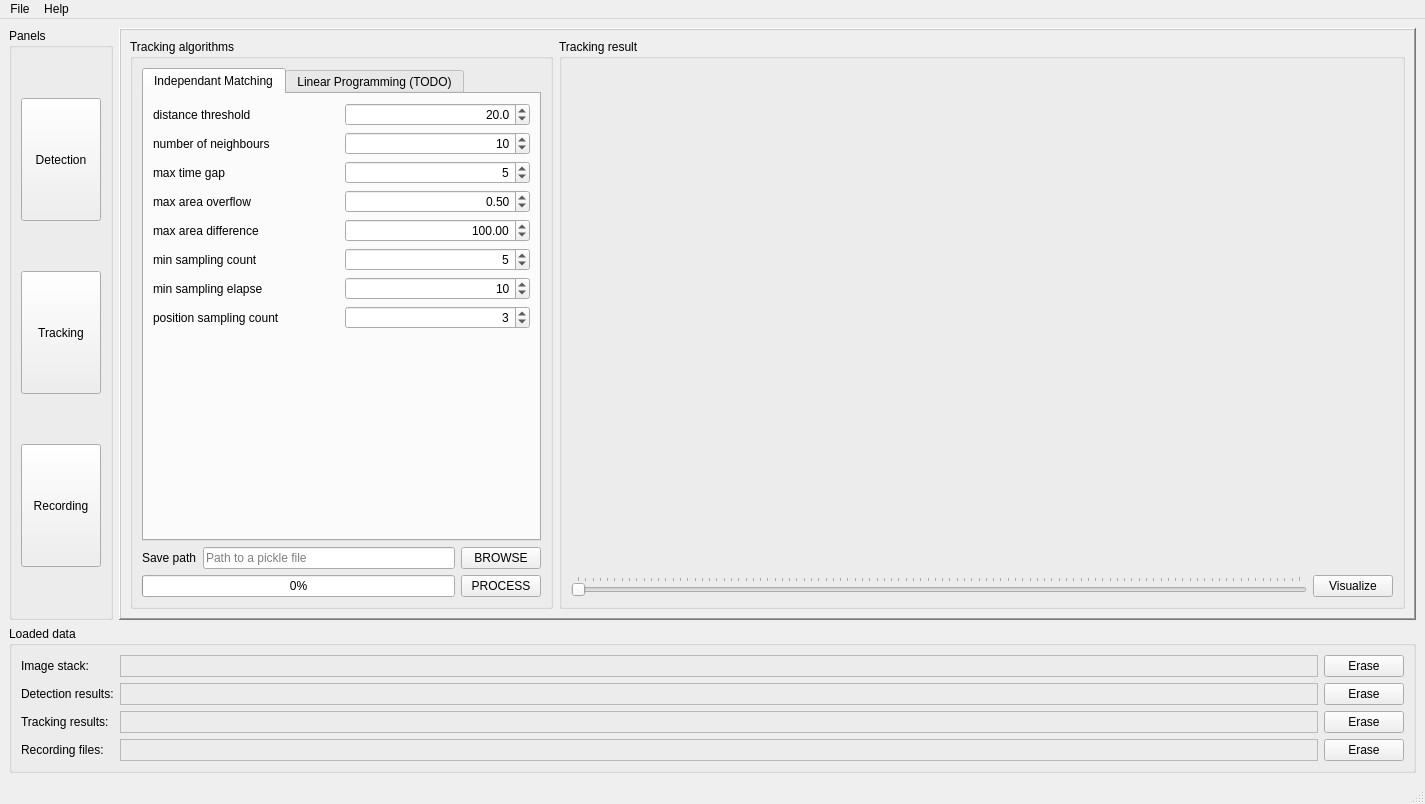
First picture: the form in crystal_tracer/gui/main.ui, repository zzhmark/CrystalTracer, before the edit.
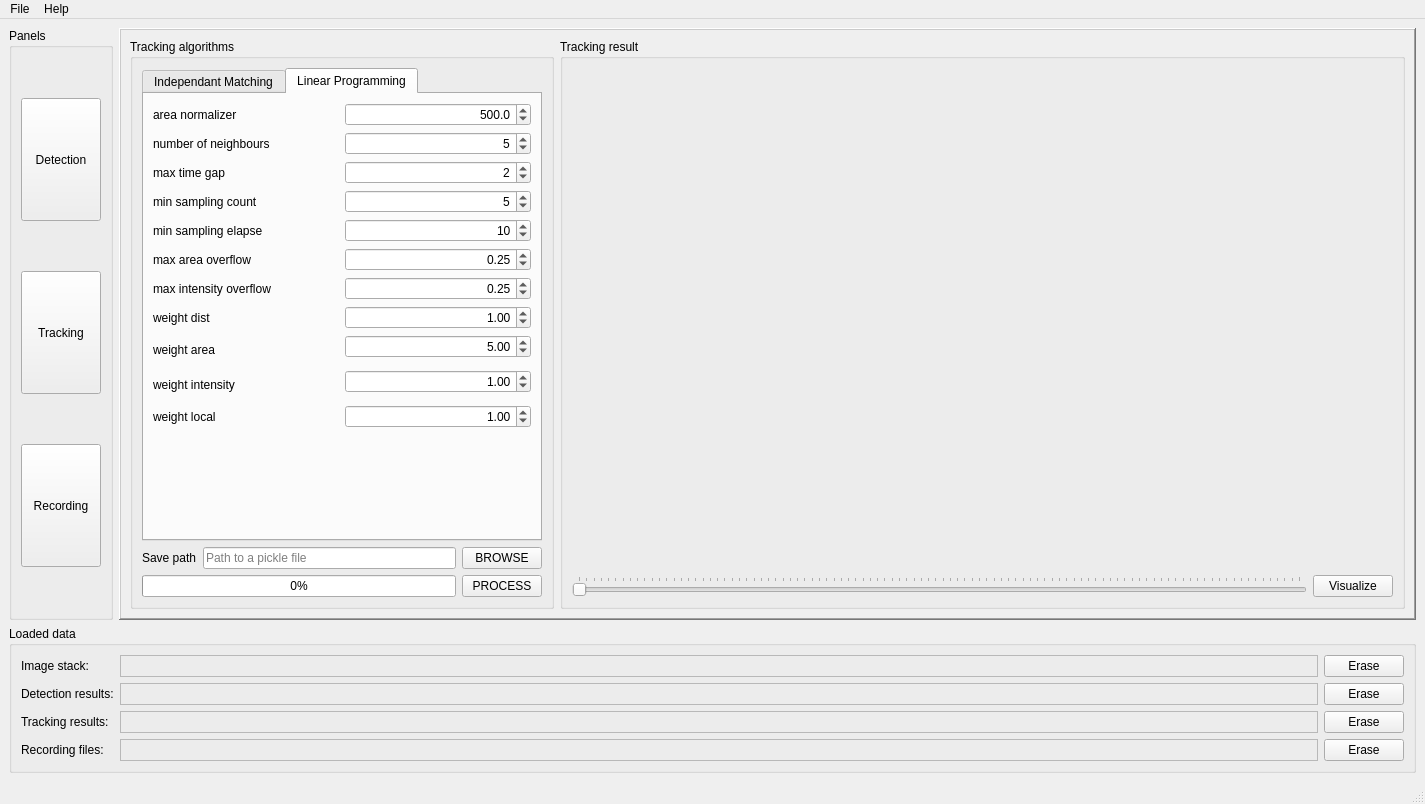
Second picture: the form after the edit. The open tabs and pages were chosen to show the change.

Patch:
```diff
--- a/crystal_tracer/gui/main.ui
+++ b/crystal_tracer/gui/main.ui
@@ -678,13 +678,29 @@
              <item>
               <widget class="QTabWidget" name="track_algorithms">
                <property name="currentIndex">
-                <number>0</number>
+                <number>1</number>
                </property>
                <widget class="QWidget" name="tab">
                 <attribute name="title">
                  <string>Independant Matching</string>
                 </attribute>
                 <layout class="QGridLayout" name="gridLayout_3">
+                 <item row="5" column="1">
+                  <widget class="QDoubleSpinBox" name="area_overflow">
+                   <property name="alignment">
+                    <set>Qt::AlignRight|Qt::AlignTrailing|Qt::AlignVCenter</set>
+                   </property>
+                   <property name="maximum">
+                    <double>1.000000000000000</double>
+                   </property>
+                   <property name="stepType">
+                    <enum>QAbstractSpinBox::AdaptiveDecimalStepType</enum>
+                   </property>
+                   <property name="value">
+                    <double>0.250000000000000</double>
+                   </property>
+                  </widget>
+                 </item>
                  <item row="0" column="1">
                   <widget class="QDoubleSpinBox" name="dist_thr">
                    <property name="alignment">
@@ -693,15 +709,48 @@
                    <property name="decimals">
                     <number>1</number>
                    </property>
+                   <property name="maximum">
+                    <double>1000.000000000000000</double>
+                   </property>
                    <property name="stepType">
                     <enum>QAbstractSpinBox::AdaptiveDecimalStepType</enum>
                    </property>
                    <property name="value">
-                    <double>20.000000000000000</double>
+                    <double>500.000000000000000</double>
                    </property>
                   </widget>
                  </item>
-                 <item row="6" column="1">
+                 <item row="0" column="0">
+                  <widget class="QLabel" name="label_13">
+                   <property name="toolTip">
+                    <string>max area as a normalizer</string>
+                   </property>
+                   <property name="text">
+                    <string>area normalizer</string>
+                   </property>
+                  </widget>
+                 </item>
+                 <item row="3" column="0">
+                  <widget class="QLabel" name="label_18">
+                   <property name="toolTip">
+                    <string>min No. of points for area fitting</string>
+                   </property>
+                   <property name="text">
+                    <string>min sampling count</string>
+                   </property>
+                  </widget>
+                 </item>
+                 <item row="4" column="0">
+                  <widget class="QLabel" name="label_19">
+                   <property name="toolTip">
+                    <string>min elapse of time for area fitting</string>
+                   </property>
+                   <property name="text">
+                    <string>min sampling elapse</string>
+                   </property>
+                  </widget>
+                 </item>
+                 <item row="4" column="1">
                   <widget class="QSpinBox" name="min_sampling_elapse">
                    <property name="alignment">
                     <set>Qt::AlignRight|Qt::AlignTrailing|Qt::AlignVCenter</set>
@@ -717,13 +766,33 @@
                    </property>
                   </widget>
                  </item>
-                 <item row="4" column="0">
+                 <item row="5" column="0">
+                  <widget class="QLabel" name="label_16">
+                   <property name="toolTip">
+                    <string>&lt;html&gt;&lt;head/&gt;&lt;body&gt;&lt;p&gt;Max allowed area change in ratio, to keep the area change stable. The reference area is predicted linearly.&lt;/p&gt;&lt;/body&gt;&lt;/html&gt;</string>
+                   </property>
+                   <property name="text">
+                    <string>max area overflow</string>
+                   </property>
+                  </widget>
+                 </item>
+                 <item row="2" column="1">
+                  <widget class="QSpinBox" name="time_gap">
+                   <property name="alignment">
+                    <set>Qt::AlignRight|Qt::AlignTrailing|Qt::AlignVCenter</set>
+                   </property>
+                   <property name="value">
+                    <number>2</number>
+                   </property>
+                  </widget>
+                 </item>
+                 <item row="6" column="0">
                   <widget class="QLabel" name="label_17">
                    <property name="toolTip">
                     <string>max area difference in pixel</string>
                    </property>
                    <property name="text">
-                    <string>max area difference</string>
+                    <string>max intensity overflow</string>
                    </property>
                   </widget>
                  </item>
@@ -733,11 +802,34 @@
                     <string>the radius range for match the crystal</string>
                    </property>
                    <property name="text">
-                    <string>distance threshold</string>
+                    <string>number of neighbours</string>
                    </property>
                   </widget>
                  </item>
-                 <item row="8" column="0" colspan="2">
+                 <item row="2" column="0">
+                  <widget class="QLabel" name="label_15">
+                   <property name="toolTip">
+                    <string>max time gap allowed in the track</string>
+                   </property>
+                   <property name="text">
+                    <string>max time gap</string>
+                   </property>
+                  </widget>
+                 </item>
+                 <item row="3" column="1">
+                  <widget class="QSpinBox" name="min_sampling_count">
+                   <property name="alignment">
+                    <set>Qt::AlignRight|Qt::AlignTrailing|Qt::AlignVCenter</set>
+                   </property>
+                   <property name="minimum">
+                    <number>1</number>
+                   </property>
+                   <property name="value">
+                    <number>5</number>
+                   </property>
+                  </widget>
+                 </item>
+                 <item row="7" column="0" colspan="2">
                   <spacer name="verticalSpacer">
                    <property name="orientation">
                     <enum>Qt::Vertical</enum>
@@ -750,52 +842,109 @@
                    </property>
                   </spacer>
                  </item>
-                 <item row="3" column="0">
-                  <widget class="QLabel" name="label_16">
-                   <property name="toolTip">
-                    <string>max area difference in ratio</string>
-                   </property>
-                   <property name="text">
-                    <string>max area overflow</string>
-                   </property>
-                  </widget>
-                 </item>
-                 <item row="5" column="1">
-                  <widget class="QSpinBox" name="min_sampling_count">
-                   <property name="alignment">
-                    <set>Qt::AlignRight|Qt::AlignTrailing|Qt::AlignVCenter</set>
-                   </property>
-                   <property name="minimum">
-                    <number>1</number>
-                   </property>
-                   <property name="value">
-                    <number>5</number>
-                   </property>
-                  </widget>
-                 </item>
-                 <item row="6" column="0">
-                  <widget class="QLabel" name="label_19">
-                   <property name="toolTip">
-                    <string>min elapse of time for area fitting</string>
-                   </property>
-                   <property name="text">
-                    <string>min sampling elapse</string>
-                   </property>
-                  </widget>
-                 </item>
                  <item row="1" column="1">
                   <widget class="QSpinBox" name="nn">
                    <property name="alignment">
                     <set>Qt::AlignRight|Qt::AlignTrailing|Qt::AlignVCenter</set>
                    </property>
                    <property name="minimum">
+                    <number>1</number>
+                   </property>
+                   <property name="value">
                     <number>5</number>
+                   </property>
+                  </widget>
+                 </item>
+                </layout>
+               </widget>
+               <widget class="QWidget" name="LP">
+                <attribute name="title">
+                 <string>Linear Programming</string>
+                </attribute>
+                <layout class="QGridLayout" name="gridLayout_4">
+                 <item row="6" column="0">
+                  <widget class="QLabel" name="label_33">
+                   <property name="toolTip">
+                    <string>&lt;html&gt;&lt;head/&gt;&lt;body&gt;&lt;p&gt;Max allowed area change in ratio, to keep the area change stable. The reference area is predicted linearly.&lt;/p&gt;&lt;/body&gt;&lt;/html&gt;</string>
+                   </property>
+                   <property name="text">
+                    <string>max area overflow</string>
+                   </property>
+                  </widget>
+                 </item>
+                 <item row="17" column="1">
+                  <widget class="QDoubleSpinBox" name="w_local">
+                   <property name="alignment">
+                    <set>Qt::AlignRight|Qt::AlignTrailing|Qt::AlignVCenter</set>
+                   </property>
+                   <property name="maximum">
+                    <double>1000.000000000000000</double>
+                   </property>
+                   <property name="stepType">
+                    <enum>QAbstractSpinBox::AdaptiveDecimalStepType</enum>
+                   </property>
+                   <property name="value">
+                    <double>1.000000000000000</double>
+                   </property>
+                  </widget>
+                 </item>
+                 <item row="5" column="1">
+                  <widget class="QSpinBox" name="min_sampling_elapse_slave">
+                   <property name="sizePolicy">
+                    <sizepolicy hsizetype="Expanding" vsizetype="Fixed">
+                     <horstretch>0</horstretch>
+                     <verstretch>0</verstretch>
+                    </sizepolicy>
+                   </property>
+                   <property name="alignment">
+                    <set>Qt::AlignRight|Qt::AlignTrailing|Qt::AlignVCenter</set>
+                   </property>
+                   <property name="minimum">
+                    <number>1</number>
+                   </property>
+                   <property name="maximum">
+                    <number>1000</number>
                    </property>
                    <property name="value">
                     <number>10</number>
                    </property>
                   </widget>
                  </item>
+                 <item row="6" column="1">
+                  <widget class="QDoubleSpinBox" name="area_overflow_slave">
+                   <property name="alignment">
+                    <set>Qt::AlignRight|Qt::AlignTrailing|Qt::AlignVCenter</set>
+                   </property>
+                   <property name="maximum">
+                    <double>1.000000000000000</double>
+                   </property>
+                   <property name="stepType">
+                    <enum>QAbstractSpinBox::AdaptiveDecimalStepType</enum>
+                   </property>
+                   <property name="value">
+                    <double>0.250000000000000</double>
+                   </property>
+                  </widget>
+                 </item>
+                 <item row="4" column="1">
+                  <widget class="QSpinBox" name="min_sampling_count_slave">
+                   <property name="sizePolicy">
+                    <sizepolicy hsizetype="Expanding" vsizetype="Fixed">
+                     <horstretch>0</horstretch>
+                     <verstretch>0</verstretch>
+                    </sizepolicy>
+                   </property>
+                   <property name="alignment">
+                    <set>Qt::AlignRight|Qt::AlignTrailing|Qt::AlignVCenter</set>
+                   </property>
+                   <property name="minimum">
+                    <number>1</number>
+                   </property>
+                   <property name="value">
+                    <number>5</number>
+                   </property>
+                  </widget>
+                 </item>
                  <item row="1" column="0">
                   <widget class="QLabel" name="label_14">
                    <property name="toolTip">
@@ -806,26 +955,16 @@
                    </property>
                   </widget>
                  </item>
-                 <item row="5" column="0">
-                  <widget class="QLabel" name="label_18">
-                   <property name="toolTip">
-                    <string>min No. of points for area fitting</string>
-                   </property>
-                   <property name="text">
-                    <string>min sampling count</string>
-                   </property>
-                  </widget>
-                 </item>
-                 <item row="3" column="1">
-                  <widget class="QDoubleSpinBox" name="area_overflow">
+                 <item row="1" column="1">
+                  <widget class="QSpinBox" name="nn_slave">
                    <property name="alignment">
                     <set>Qt::AlignRight|Qt::AlignTrailing|Qt::AlignVCenter</set>
                    </property>
-                   <property name="stepType">
-                    <enum>QAbstractSpinBox::AdaptiveDecimalStepType</enum>
+                   <property name="minimum">
+                    <number>1</number>
                    </property>
                    <property name="value">
-                    <double>0.500000000000000</double>
+                    <number>5</number>
                    </property>
                   </widget>
                  </item>
@@ -839,65 +978,221 @@
                    </property>
                   </widget>
                  </item>
-                 <item row="2" column="1">
-                  <widget class="QSpinBox" name="time_gap">
-                   <property name="alignment">
-                    <set>Qt::AlignRight|Qt::AlignTrailing|Qt::AlignVCenter</set>
+                 <item row="4" column="0">
+                  <widget class="QLabel" name="label_31">
+                   <property name="sizePolicy">
+                    <sizepolicy hsizetype="Expanding" vsizetype="Preferred">
+                     <horstretch>0</horstretch>
+                     <verstretch>0</verstretch>
+                    </sizepolicy>
                    </property>
-                   <property name="value">
-                    <number>5</number>
+                   <property name="toolTip">
+                    <string>min No. of points for area fitting</string>
                    </property>
+                   <property name="text">
+                    <string>min sampling count</string>
+                   </property>
                   </widget>
                  </item>
-                 <item row="4" column="1">
-                  <widget class="QDoubleSpinBox" name="area_diff">
-                   <property name="alignment">
-                    <set>Qt::AlignRight|Qt::AlignTrailing|Qt::AlignVCenter</set>
+                 <item row="15" column="0" rowspan="2">
+                  <widget class="QLabel" name="label_36">
+                   <property name="toolTip">
+                    <string>&lt;html&gt;&lt;head/&gt;&lt;body&gt;&lt;p&gt;Max allowed area change in ratio, to keep the area change stable. The reference area is predicted linearly.&lt;/p&gt;&lt;/body&gt;&lt;/html&gt;</string>
                    </property>
-                   <property name="maximum">
-                    <double>1000.000000000000000</double>
+                   <property name="text">
+                    <string>weight intensity</string>
                    </property>
-                   <property name="stepType">
-                    <enum>QAbstractSpinBox::AdaptiveDecimalStepType</enum>
-                   </property>
-                   <property name="value">
-                    <double>100.000000000000000</double>
-                   </property>
                   </widget>
                  </item>
-                 <item row="7" column="0">
+                 <item row="5" column="0">
                   <widget class="QLabel" name="label_29">
+                   <property name="sizePolicy">
+                    <sizepolicy hsizetype="Expanding" vsizetype="Preferred">
+                     <horstretch>0</horstretch>
+                     <verstretch>0</verstretch>
+                    </sizepolicy>
+                   </property>
                    <property name="toolTip">
                     <string>No. of points for predicting position</string>
                    </property>
                    <property name="text">
-                    <string>position sampling count</string>
+                    <string>min sampling elapse</string>
+                   </property>
+                  </widget>
+                 </item>
+                 <item row="13" column="0" rowspan="2">
+                  <widget class="QLabel" name="label_38">
+                   <property name="sizePolicy">
+                    <sizepolicy hsizetype="Expanding" vsizetype="Preferred">
+                     <horstretch>0</horstretch>
+                     <verstretch>0</verstretch>
+                    </sizepolicy>
+                   </property>
+                   <property name="toolTip">
+                    <string>min elapse of time for area fitting</string>
+                   </property>
+                   <property name="text">
+                    <string>weight area</string>
+                   </property>
+                  </widget>
+                 </item>
+                 <item row="18" column="0" colspan="2">
+                  <spacer name="verticalSpacer_3">
+                   <property name="orientation">
+                    <enum>Qt::Vertical</enum>
+                   </property>
+                   <property name="sizeHint" stdset="0">
+                    <size>
+                     <width>378</width>
+                     <height>127</height>
+                    </size>
+                   </property>
+                  </spacer>
+                 </item>
+                 <item row="0" column="1">
+                  <widget class="QDoubleSpinBox" name="area_norm_slave">
+                   <property name="alignment">
+                    <set>Qt::AlignRight|Qt::AlignTrailing|Qt::AlignVCenter</set>
+                   </property>
+                   <property name="decimals">
+                    <number>1</number>
+                   </property>
+                   <property name="maximum">
+                    <double>1000.000000000000000</double>
+                   </property>
+                   <property name="stepType">
+                    <enum>QAbstractSpinBox::AdaptiveDecimalStepType</enum>
+                   </property>
+                   <property name="value">
+                    <double>500.000000000000000</double>
+                   </property>
+                  </widget>
+                 </item>
+                 <item row="9" column="0">
+                  <widget class="QLabel" name="label_39">
+                   <property name="sizePolicy">
+                    <sizepolicy hsizetype="Expanding" vsizetype="Preferred">
+                     <horstretch>0</horstretch>
+                     <verstretch>0</verstretch>
+                    </sizepolicy>
+                   </property>
+                   <property name="toolTip">
+                    <string>min No. of points for area fitting</string>
+                   </property>
+                   <property name="text">
+                    <string>weight dist</string>
+                   </property>
+                  </widget>
+                 </item>
+                 <item row="17" column="0">
+                  <widget class="QLabel" name="label_37">
+                   <property name="toolTip">
+                    <string>&lt;html&gt;&lt;head/&gt;&lt;body&gt;&lt;p&gt;Max allowed intensity change in ratio, to keep the crystal intensity stable. The reference intensity is predicted linearly.&lt;/p&gt;&lt;/body&gt;&lt;/html&gt;</string>
+                   </property>
+                   <property name="text">
+                    <string>weight local</string>
+                   </property>
+                  </widget>
+                 </item>
+                 <item row="0" column="0">
+                  <widget class="QLabel" name="label_34">
+                   <property name="toolTip">
+                    <string>max area as a normalizer</string>
+                   </property>
+                   <property name="text">
+                    <string>area normalizer</string>
+                   </property>
+                  </widget>
+                 </item>
+                 <item row="2" column="1">
+                  <widget class="QSpinBox" name="time_gap_slave">
+                   <property name="sizePolicy">
+                    <sizepolicy hsizetype="Expanding" vsizetype="Fixed">
+                     <horstretch>0</horstretch>
+                     <verstretch>0</verstretch>
+                    </sizepolicy>
+                   </property>
+                   <property name="alignment">
+                    <set>Qt::AlignRight|Qt::AlignTrailing|Qt::AlignVCenter</set>
+                   </property>
+                   <property name="value">
+                    <number>2</number>
                    </property>
                   </widget>
                  </item>
                  <item row="7" column="1">
-                  <widget class="QSpinBox" name="pos_sampling_count">
+                  <widget class="QDoubleSpinBox" name="intensity_overflow_slave">
                    <property name="alignment">
                     <set>Qt::AlignRight|Qt::AlignTrailing|Qt::AlignVCenter</set>
                    </property>
-                   <property name="minimum">
-                    <number>2</number>
+                   <property name="maximum">
+                    <double>1.000000000000000</double>
                    </property>
+                   <property name="stepType">
+                    <enum>QAbstractSpinBox::AdaptiveDecimalStepType</enum>
+                   </property>
+                   <property name="value">
+                    <double>0.250000000000000</double>
+                   </property>
+                  </widget>
+                 </item>
+                 <item row="7" column="0">
+                  <widget class="QLabel" name="label_32">
+                   <property name="toolTip">
+                    <string>&lt;html&gt;&lt;head/&gt;&lt;body&gt;&lt;p&gt;Max allowed intensity change in ratio, to keep the crystal intensity stable. The reference intensity is predicted linearly.&lt;/p&gt;&lt;/body&gt;&lt;/html&gt;</string>
+                   </property>
+                   <property name="text">
+                    <string>max intensity overflow</string>
+                   </property>
+                  </widget>
+                 </item>
+                 <item row="9" column="1">
+                  <widget class="QDoubleSpinBox" name="w_dist">
+                   <property name="alignment">
+                    <set>Qt::AlignRight|Qt::AlignTrailing|Qt::AlignVCenter</set>
+                   </property>
                    <property name="maximum">
-                    <number>1000</number>
+                    <double>1000.000000000000000</double>
                    </property>
                    <property name="value">
-                    <number>3</number>
+                    <double>1.000000000000000</double>
+                   </property>
+                  </widget>
+                 </item>
+                 <item row="13" column="1">
+                  <widget class="QDoubleSpinBox" name="w_area">
+                   <property name="alignment">
+                    <set>Qt::AlignRight|Qt::AlignTrailing|Qt::AlignVCenter</set>
+                   </property>
+                   <property name="maximum">
+                    <double>1000.000000000000000</double>
+                   </property>
+                   <property name="stepType">
+                    <enum>QAbstractSpinBox::AdaptiveDecimalStepType</enum>
+                   </property>
+                   <property name="value">
+                    <double>5.000000000000000</double>
+                   </property>
+                  </widget>
+                 </item>
+                 <item row="15" column="1">
+                  <widget class="QDoubleSpinBox" name="w_intensity">
+                   <property name="alignment">
+                    <set>Qt::AlignRight|Qt::AlignTrailing|Qt::AlignVCenter</set>
+                   </property>
+                   <property name="maximum">
+                    <double>1000.000000000000000</double>
+                   </property>
+                   <property name="stepType">
+                    <enum>QAbstractSpinBox::AdaptiveDecimalStepType</enum>
+                   </property>
+                   <property name="value">
+                    <double>1.000000000000000</double>
                    </property>
                   </widget>
                  </item>
                 </layout>
                </widget>
-               <widget class="QWidget" name="tab_2">
-                <attribute name="title">
-                 <string>Linear Programming (TODO)</string>
-                </attribute>
-               </widget>
               </widget>
              </item>
              <item>
```
Left out of the diff: 274 changed lines with no effect on the pictures.
